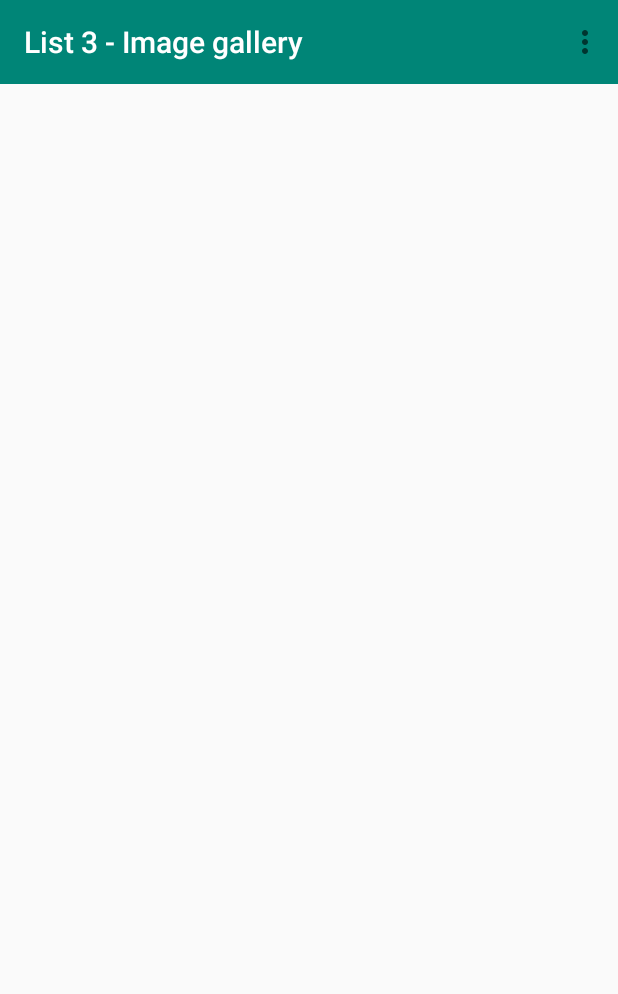
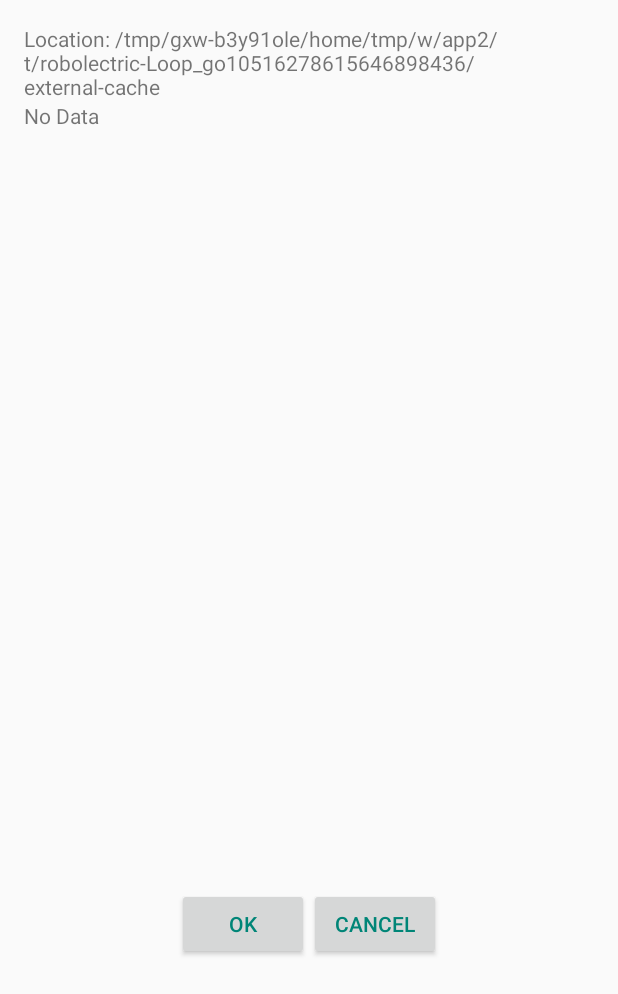
Before and after one commit to anty-filidor/SWIM_Gallery, an Android app: the GalleryActivity screen opened directly, with no data from a screen before it, in the options menu, after a tap on "Select folder", on a phone screen of 412 x 824 dp. Shown: the top 994 px of the screen. Run offline under Robolectric (Android 15) with nearby library versions, the phone set to English and light mode, and no system bars; 4 statements that could not run were skipped.

Commit message:
added folder selector with content change and dynamically changed title

```diff
--- a/app/src/main/AndroidManifest.xml
+++ b/app/src/main/AndroidManifest.xml
@@ -24,6 +24,7 @@
             </intent-filter>
         </activity>
         <activity android:name=".GalleryActivity" />
+        <activity android:name=".GalleryFolderChoiceActivity" />
     </application>
 
 </manifest>
--- a/app/src/main/java/com/example/gallery/GalleryActivity.java
+++ b/app/src/main/java/com/example/gallery/GalleryActivity.java
@@ -3,10 +3,13 @@ package com.example.gallery;
 import java.io.File;
 import java.util.ArrayList;
 
+import android.app.AlertDialog;
 import android.content.Intent;
 
+import android.content.SharedPreferences;
 import android.os.Bundle;
 import android.os.Environment;
+
 
 import android.support.v4.app.FragmentManager;
 import android.support.v4.app.FragmentTransaction;
@@ -21,25 +24,25 @@ import android.view.MenuItem;
 import android.widget.Toast;
 
 
-public class GalleryActivity extends AppCompatActivity implements GalleryFragmentSettings.GalleryFragmentSettingsListener {
+public class GalleryActivity extends AppCompatActivity implements
+        GallerySettingsFragment.GalleryFragmentSettingsListener{
+        //, Deprecated_GalleryFolderChoiceFragment.GalleryFolderChoiceFragmentListener{
 
     String intentMode;
     String layoutMode;
 
     GalleryRecyclerAdapter adapter;
     RecyclerView recyclerView;
+    String path;
+
+    SharedPreferences folderChoice;
+
+    ArrayList imageItems;
 
     @Override
     protected void onCreate(Bundle savedInstanceState) {
         super.onCreate(savedInstanceState);
         setContentView(R.layout.activity_gallery_recycler);
-
-        //create toolbar
-        Toolbar toolbar = (Toolbar)findViewById(R.id.toolbar);
-        if(toolbar != null) {
-            setSupportActionBar(toolbar);
-            getSupportActionBar().setTitle(R.string.app_name);
-        }
 
 
         //messages from start activity. They determine layout and onclickitem listener
@@ -48,27 +51,47 @@ public class GalleryActivity extends AppCompatActivity implements GalleryFragmen
         layoutMode = fromStartActivity.getStringExtra("layoutChoice");
 
 
+        //set path to folder with photos and get data
+        folderChoice = getSharedPreferences("recentFolderChoice", 0);
+        if (folderChoice.getString("folderName", "") != null) {
+            path = folderChoice.getString("folderName", path);
+        }
+        else{
+            path = Environment.getExternalStorageDirectory().toString()+"/DCIM/Camera";
+        }
+        getData();
+
+
+        //create toolbar
+        Toolbar toolbar = (Toolbar)findViewById(R.id.toolbar);
+        if(toolbar != null) {
+            setSupportActionBar(toolbar);
+            getSupportActionBar().setTitle(path);
+        }
+
+
         //create recycler view to display gallery
         recyclerView = (RecyclerView)findViewById(R.id.recycler_view);
         recyclerView.setHasFixedSize(true);
         RecyclerView.LayoutManager layoutManager = new GridLayoutManager(getApplicationContext(), 1);
         recyclerView.setLayoutManager(layoutManager);
 
+
         //view accurate layout (in adapter) to user preferences
         if(layoutMode.equals("Grid")) {
-            adapter = new GalleryRecyclerAdapter(getApplicationContext(), getData(), intentMode, R.layout.item_layout_grid);
+            adapter = new GalleryRecyclerAdapter(getApplicationContext(), imageItems, intentMode, R.layout.item_layout_grid);
             ((GridLayoutManager) layoutManager).setSpanCount(4);
         }
         else{
-            adapter = new GalleryRecyclerAdapter(getApplicationContext(), getData(), intentMode, R.layout.item_layout_list);
+            adapter = new GalleryRecyclerAdapter(getApplicationContext(), imageItems, intentMode, R.layout.item_layout_list);
         }
         recyclerView.setAdapter(adapter);
     }
 
+
     //this method prepares data to display as images and titles
     private ArrayList getData() {
-        final ArrayList imageItems = new ArrayList();
-        String path = Environment.getExternalStorageDirectory().toString()+"/DCIM/Camera";
+        imageItems = new ArrayList();
         File directory = new File(path);
         File[] imageFiles = directory.listFiles();
 
@@ -78,6 +101,7 @@ public class GalleryActivity extends AppCompatActivity implements GalleryFragmen
         }
         return imageItems;
     }
+
 
     //this method creates toolbar menu
     @Override
@@ -92,28 +116,80 @@ public class GalleryActivity extends AppCompatActivity implements GalleryFragmen
         return true;
     }
 
-    //this method shows galleryfragmentsettings fragment when selected in toolbar menu
-    private void showEditDialog() {
-        FragmentManager fm = getSupportFragmentManager();
-        GalleryFragmentSettings editNameDialogFragment = GalleryFragmentSettings.newInstance();
-        editNameDialogFragment.show(fm, "fragment_edit_name");
-    }
-
 
     @Override
     public boolean onOptionsItemSelected(MenuItem item) {
 
         switch (item.getItemId()) {
             case R.id.preferences:
-                showEditDialog();
+                showPreferencesDialog();
                 break;
+            case R.id.folder:
+                showFolderDialog();
+                break;
+            case R.id.info:
+                showAppInfo();
         }
         return true;
     }
+
+
+    //this method shows galleryfragmentsettings fragment when selected in toolbar menu
+    private void showPreferencesDialog() {
+        FragmentManager fm = getSupportFragmentManager();
+        GallerySettingsFragment editNameDialogFragment = GallerySettingsFragment.newInstance();
+        editNameDialogFragment.show(fm, "fragment_edit_name");
+    }
+
+
+    //this method shows galleryfragmentfolderchoice fragment when selected in toolbar menu
+    private void showFolderDialog() {
+        final Intent jj = new Intent(this, GalleryFolderChoiceActivity.class);
+        startActivityForResult(jj, 1);
+    }
+
+
+    //this method calls simple alertdialog to show author name
+    private void showAppInfo() {
+        new AlertDialog.Builder(this)
+                .setTitle(R.string.info)
+                .setMessage(R.string.activity_start_author)
+                .setPositiveButton("OK", null).show();
+    }
+
 
     public void onSettingsPassed(String intentMode, String layoutMode) {
         this.intentMode = intentMode;
         this.layoutMode = layoutMode;
         Toast.makeText(this, intentMode.concat(" ").concat(layoutMode), Toast.LENGTH_SHORT).show();
     }
+
+
+    //deprecated
+    /*
+    public void onFolderPassed(String path){
+        Toast.makeText(this, path, Toast.LENGTH_SHORT).show();
+    }
+    */
+
+
+    //this method reciewes data from folder explorer to save new folder
+    public void onActivityResult(int requestCode, int resultCode, Intent data) {
+        super.onActivityResult(requestCode, resultCode, data);
+        if (requestCode == 1) {
+            if(resultCode == RESULT_OK) {
+                path = data.getStringExtra("editTextValue");
+                Toast.makeText(this, ("New folder is ").concat(path), Toast.LENGTH_SHORT).show();
+
+                SharedPreferences folderChoice = getSharedPreferences("recentFolderChoice", 0);
+                SharedPreferences.Editor editor = folderChoice.edit();
+                editor.putString("folderName", path);
+                editor.commit();
+
+                imageItems.clear();
+                getData();
+                adapter.notifyDataSetChanged();
+            }
+        }
+    }
 }
--- /dev/null
+++ b/app/src/main/java/com/example/gallery/GalleryFolderChoiceActivity.java
@@ -0,0 +1,128 @@
+package com.example.gallery;
+
+
+import java.io.File;
+import java.util.ArrayList;
+import java.util.List;
+import android.app.ListActivity;
+import android.content.Intent;
+import android.os.Bundle;
+import android.os.Environment;
+import android.app.AlertDialog;
+import android.view.View;
+import android.widget.ArrayAdapter;
+import android.widget.Button;
+import android.widget.ListView;
+import android.widget.TextView;
+import android.widget.Toast;
+
+public class GalleryFolderChoiceActivity extends ListActivity {
+
+    private List<String> item = null;
+    private List<String> path = null;
+    private String root;
+    private TextView myPath;
+    private String currentPath;
+    private Button buttonOk;
+    private Button buttonCancel;
+
+
+    @Override
+    public void onCreate(Bundle savedInstanceState) {
+        super.onCreate(savedInstanceState);
+        setContentView(R.layout.activity_gallery_folder_choice);
+
+        myPath = (TextView)findViewById(R.id.path);
+        root = Environment.getExternalStorageDirectory().getPath();
+        getDir(root);
+
+        buttonOk = (Button)findViewById(R.id.buttonOk);
+        buttonOk.setOnClickListener(new View.OnClickListener() {
+            @Override
+            public void onClick(View view) {
+                    passFolderAndFinish();
+            }
+        });
+
+
+        buttonCancel = (Button)findViewById(R.id.buttonCancel);
+        buttonCancel.setOnClickListener(new View.OnClickListener(){
+            @Override
+            public void onClick(View view){
+                Toast.makeText(getApplicationContext(), "Cancelled", Toast.LENGTH_SHORT).show();
+                finish();
+            }
+        });
+
+
+    }
+
+
+    private void getDir(String dirPath)
+    {
+        currentPath = dirPath;
+        myPath.setText("Location: " + dirPath);
+        item = new ArrayList<String>();
+        path = new ArrayList<String>();
+        File f = new File(dirPath);
+        File[] files = f.listFiles();
+
+        if(!dirPath.equals(root))
+        {
+            item.add(root);
+            path.add(root);
+            item.add("../");
+            path.add(f.getParent());
+        }
+
+        for(int i=0; i < files.length; i++)
+        {
+            File file = files[i];
+
+            if(!file.isHidden() && file.canRead()){
+                path.add(file.getPath());
+                if(file.isDirectory()){
+                    item.add(file.getName() + "/");
+                }else{
+                    item.add(file.getName());
+                }
+            }
+        }
+
+        ArrayAdapter<String> fileList =
+                new ArrayAdapter<String>(this, R.layout.item_folder_choice, item);
+        setListAdapter(fileList);
+    }
+
+    @Override
+    public void onListItemClick(ListView l, View v, int position, long id) {
+        File file = new File(path.get(position));
+
+        if (file.isDirectory())
+        {
+            if(file.canRead()){
+                getDir(path.get(position));
+            }else{
+                new AlertDialog.Builder(this)
+                        .setIcon(R.drawable.ic_launcher_background)
+                        .setTitle("[" + file.getName() + "] folder can't be read!")
+                        .setPositiveButton("OK", null).show();
+            }
+        }else {
+            new AlertDialog.Builder(this)
+                    .setIcon(R.drawable.ic_launcher_background)
+                    .setTitle("[" + file.getName() + "]")
+                    .setPositiveButton("OK", null).show();
+
+        }
+    }
+
+    private void passFolderAndFinish(){
+        Intent intent = new Intent();
+        intent.putExtra("editTextValue", currentPath);
+        setResult(RESULT_OK, intent);
+        //Toast.makeText(getApplicationContext(), "New path is: " + currentPath, Toast.LENGTH_SHORT).show();
+        finish();
+    }
+
+}
--- /dev/null
+++ b/app/src/main/res/layout/activity_gallery_folder_choice.xml
@@ -0,0 +1,73 @@
+<android.support.constraint.ConstraintLayout
+    xmlns:android="http://schemas.android.com/apk/res/android"
+    xmlns:app="http://schemas.android.com/apk/res-auto"
+    android:layout_width="match_parent"
+    android:layout_height="match_parent"
+    android:paddingLeft="16dp"
+    android:paddingRight="16dp"
+    android:paddingTop="16dp"
+    android:paddingBottom="16dp">
+
+    <LinearLayout xmlns:android="http://schemas.android.com/apk/res/android"
+        android:id="@+id/folder_view"
+        android:layout_width="match_parent"
+        android:layout_height="560dp"
+        android:orientation="vertical"
+        app:layout_constraintEnd_toEndOf="parent"
+        app:layout_constraintLeft_toLeftOf="parent"
+        app:layout_constraintRight_toRightOf="parent"
+        app:layout_constraintStart_toStartOf="parent"
+        app:layout_constraintTop_toTopOf="parent">
+
+        <TextView
+            android:id="@+id/path"
+            android:layout_width="fill_parent"
+            android:layout_height="wrap_content" />
+
+        <ListView
+            android:id="@android:id/list"
+            android:layout_width="fill_parent"
+            android:layout_height="wrap_content" />
+
+        <TextView
+            android:id="@android:id/empty"
+            android:layout_width="fill_parent"
+            android:layout_height="wrap_content"
+            android:text="No Data" />
+
+    </LinearLayout>
+
+
+    <GridLayout
+        android:layout_width="wrap_content"
+        android:layout_height="wrap_content"
+        android:columnCount="2"
+        android:orientation="vertical"
+        android:rowCount="1"
+        android:paddingRight="6dp"
+        android:paddingLeft="6dp"
+        android:layout_gravity="center"
+        app:layout_constraintRight_toRightOf="parent"
+        app:layout_constraintLeft_toLeftOf="parent"
+        android:layout_marginTop="16dp"
+        app:layout_constraintTop_toBottomOf="@+id/folder_view">
+
+
+        <Button
+            android:id="@+id/buttonOk"
+            android:layout_width="wrap_content"
+            android:layout_height="wrap_content"
+            android:text="OK"
+            android:textColor="@color/colorPrimary"/>
+
+        <Button
+            android:id="@+id/buttonCancel"
+            android:layout_width="wrap_content"
+            android:layout_height="wrap_content"
+            android:text="Cancel"
+            android:textColor="@color/colorPrimary"/>
+
+    </GridLayout>
+
+
+</android.support.constraint.ConstraintLayout>
--- /dev/null
+++ b/app/src/main/res/layout/item_folder_choice.xml
@@ -0,0 +1,6 @@
+<?xml version="1.0" encoding="utf-8"?>
+<TextView xmlns:android="http://schemas.android.com/apk/res/android"
+    android:id="@+id/rowtext"
+    android:layout_width="fill_parent"
+    android:layout_height="30sp"
+    android:textSize="25sp" />
--- a/app/src/main/res/layout/item_switch_layout.xml
+++ b/app/src/main/res/layout/item_switch_layout.xml
@@ -41,7 +41,8 @@
             android:layout_width="150dp"
             android:layout_height="wrap_content"
             android:textAlignment="center"
-        android:background="@drawable/back"
-        />
+            android:background="@drawable/back" />
+
     </GridLayout>
+
 </LinearLayout>
--- a/app/src/main/res/menu/manu_main.xml
+++ b/app/src/main/res/menu/manu_main.xml
@@ -9,5 +9,10 @@
         android:title="@string/select_preferences">
     </item>
 
+    <item
+        android:id="@+id/info"
+        android:title="@string/info">
+    </item>
+
 
 </menu>
--- a/app/src/main/res/values/strings.xml
+++ b/app/src/main/res/values/strings.xml
@@ -15,6 +15,7 @@
     <string name="apply">Apply</string>
     <string name="select_layout">SELECT LAYOUT</string>
     <string name="select_action">SELECT ON CLICK ACTION</string>
+    <string name="info">App info</string>
 
 
 </resources>
```
Also changed, not shown: app/src/main/java/com/example/gallery/Deprecated_GalleryFolderChoiceFragment.java (added, +90 -0 lines), app/src/main/java/com/example/gallery/GallerySettingsFragment.java (renamed from app/src/main/java/com/example/gallery/GalleryFragmentSettings.java, +4 -5 lines). Lines whose indentation alone changed are shown as unchanged.
